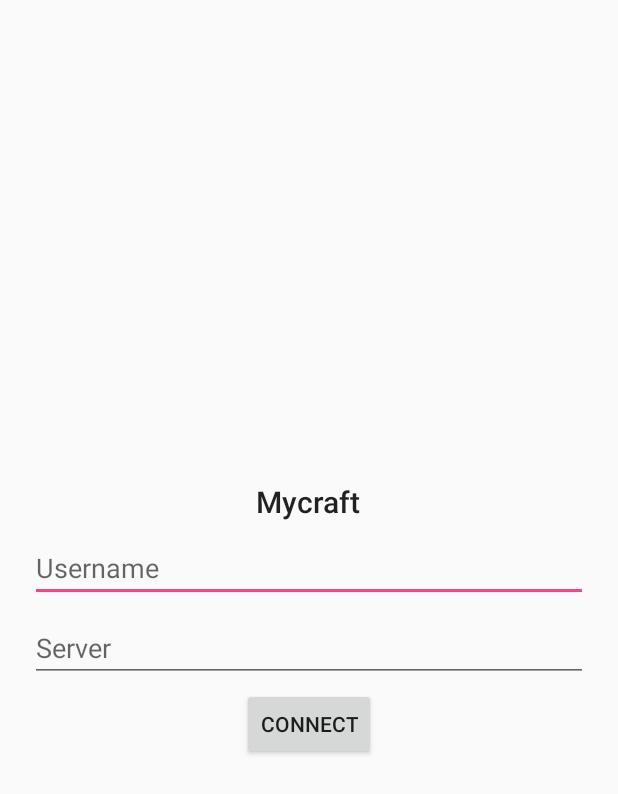
After one commit to Twometer/Mycraft, an Android app: the layout activity_login.xml on its own in the app's theme, with its tools: preview values and no code run, on a phone screen of 412 x 824 dp. The commit adds this screen. Shown: the top 794 px of the screen. Run offline under Robolectric (Android 15) with nearby library versions, the phone set to English and light mode, and no system bars.

Commit message:
Login GUI, some bugfixes

```diff
--- a/Mycraft.AndroidStudio/app/src/main/java/de/twometer/mycraft/res/ResourceManager.java
+++ b/Mycraft.AndroidStudio/app/src/main/java/de/twometer/mycraft/res/ResourceManager.java
@@ -13,7 +13,7 @@ import java.io.FileOutputStream;
 import java.io.IOException;
 import java.io.InputStream;
 
-import de.twometer.mycraft.MainActivity;
+import de.twometer.mycraft.GameActivity;
 
 public class ResourceManager {
 
@@ -73,7 +73,7 @@ public class ResourceManager {
 
     private void requestFilePermissions() {
         if (Build.VERSION.SDK_INT >= Build.VERSION_CODES.M) {
-            ((MainActivity) context).requestPermissions(new String[]{Manifest.permission.WRITE_EXTERNAL_STORAGE, Manifest.permission.READ_EXTERNAL_STORAGE}, 123);
+            ((GameActivity) context).requestPermissions(new String[]{Manifest.permission.WRITE_EXTERNAL_STORAGE, Manifest.permission.READ_EXTERNAL_STORAGE}, 123);
         }
     }
 
--- /dev/null
+++ b/Mycraft.AndroidStudio/app/src/main/res/layout/activity_login.xml
@@ -0,0 +1,41 @@
+<?xml version="1.0" encoding="utf-8"?>
+<LinearLayout xmlns:android="http://schemas.android.com/apk/res/android"
+    xmlns:tools="http://schemas.android.com/tools"
+    android:layout_width="match_parent"
+    android:layout_height="match_parent"
+    android:gravity="center"
+    android:orientation="vertical"
+    android:paddingLeft="16dp"
+    android:paddingRight="16dp"
+    tools:context=".LoginActivity">
+
+    <TextView
+        android:layout_width="wrap_content"
+        android:layout_height="wrap_content"
+        android:layout_gravity="center_horizontal"
+        android:layout_margin="4dp"
+        android:text="@string/app_name"
+        android:textAppearance="@style/Base.TextAppearance.AppCompat.Title" />
+
+    <EditText
+        android:id="@+id/username_input"
+        android:layout_width="match_parent"
+        android:layout_height="wrap_content"
+        android:layout_margin="4dp"
+        android:hint="@string/username" />
+
+    <EditText
+        android:id="@+id/server_input"
+        android:layout_width="match_parent"
+        android:layout_height="wrap_content"
+        android:layout_margin="4dp"
+        android:hint="@string/server" />
+
+    <Button
+        android:id="@+id/connect_button"
+        android:layout_width="wrap_content"
+        android:layout_height="wrap_content"
+        android:layout_gravity="center_horizontal"
+        android:text="@string/connect" />
+
+</LinearLayout>
--- a/Mycraft.AndroidStudio/app/src/main/res/layout/activity_main.xml
+++ b/Mycraft.AndroidStudio/app/src/main/res/layout/activity_main.xml
@@ -4,7 +4,7 @@
     xmlns:tools="http://schemas.android.com/tools"
     android:layout_width="match_parent"
     android:layout_height="match_parent"
-    tools:context=".MainActivity">
+    tools:context=".GameActivity">
 
     <android.opengl.GLSurfaceView
         android:layout_width="match_parent"
--- a/Mycraft.AndroidStudio/app/src/main/res/values/strings.xml
+++ b/Mycraft.AndroidStudio/app/src/main/res/values/strings.xml
@@ -1,3 +1,6 @@
 <resources>
     <string name="app_name">Mycraft</string>
+    <string name="username">Username</string>
+    <string name="server">Server</string>
+    <string name="connect">Connect</string>
 </resources>
--- a/Mycraft.AndroidStudio/app/src/main/res/values/styles.xml
+++ b/Mycraft.AndroidStudio/app/src/main/res/values/styles.xml
@@ -1,7 +1,15 @@
 <resources>
 
     <!-- Base application theme. -->
-    <style name="AppTheme" parent="Theme.AppCompat.Light.NoActionBar">
+
+    <style name="AppTheme" parent="Theme.AppCompat.Light.DarkActionBar">
+        <!-- Customize your theme here. -->
+        <item name="colorPrimary">@color/colorPrimary</item>
+        <item name="colorPrimaryDark">@color/colorPrimaryDark</item>
+        <item name="colorAccent">@color/colorAccent</item>
+    </style>
+
+    <style name="AppThemeNoActionBar" parent="Theme.AppCompat.Light.NoActionBar">
         <!-- Customize your theme here. -->
         <item name="colorPrimary">@color/colorPrimary</item>
         <item name="colorPrimaryDark">@color/colorPrimaryDark</item>
```
Also changed, not shown: Mycraft.AndroidStudio/app/src/main/AndroidManifest.xml (+9 -1 lines), Mycraft.AndroidStudio/app/src/main/java/de/twometer/mycraft/GameActivity.java (renamed from Mycraft.AndroidStudio/app/src/main/java/de/twometer/mycraft/MainActivity.java, +11 -2 lines), Mycraft.AndroidStudio/app/src/main/java/de/twometer/mycraft/LoginActivity.java (added, +34 -0 lines), 1 other file.
